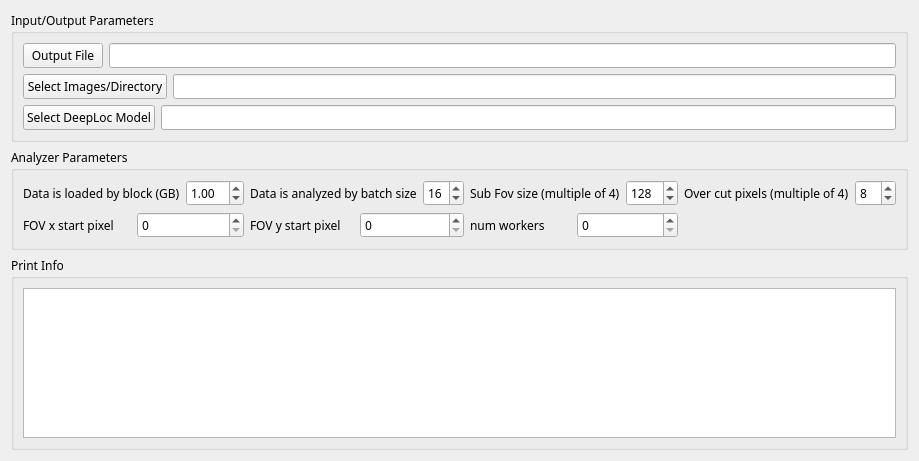
fffffsssss/AI4Loc, file ailoc/deeploc/ui_files/ui_deeploc_analyzer.ui: the form before one commit.
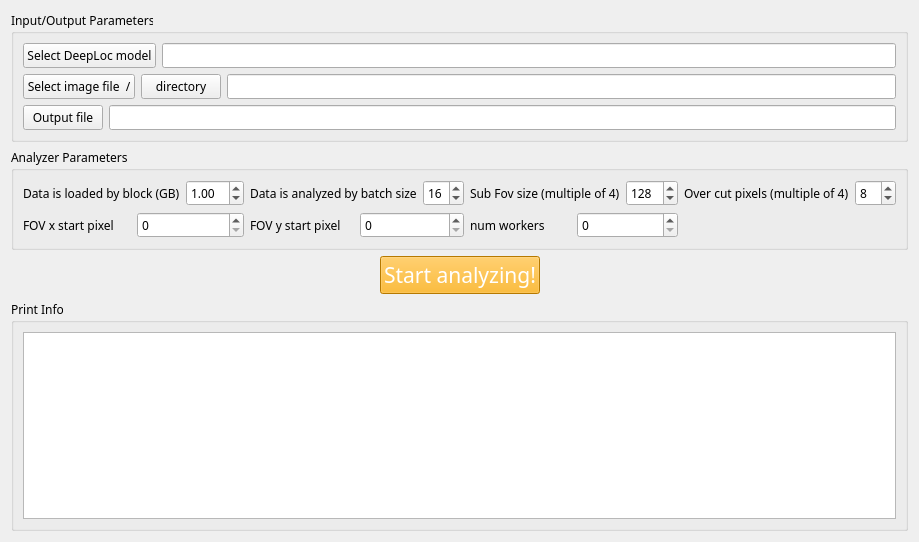
The form after the commit.

Patch:
```diff
--- a/ailoc/deeploc/ui_files/ui_deeploc_analyzer.ui
+++ b/ailoc/deeploc/ui_files/ui_deeploc_analyzer.ui
@@ -7,7 +7,7 @@
     <x>0</x>
     <y>0</y>
     <width>919</width>
-    <height>461</height>
+    <height>542</height>
    </rect>
   </property>
   <property name="windowTitle">
@@ -24,65 +24,73 @@
      <property name="title">
       <string>Input/Output Parameters</string>
      </property>
-     <layout class="QHBoxLayout" name="horizontalLayout_12">
+     <layout class="QVBoxLayout" name="verticalLayout">
       <item>
-       <layout class="QVBoxLayout" name="verticalLayout">
+       <layout class="QHBoxLayout" name="horizontalLayout_9">
         <item>
-         <layout class="QHBoxLayout" name="horizontalLayout_11">
-          <item>
-           <widget class="QPushButton" name="select_output_bt">
-            <property name="font">
-             <font>
-              <family>Arial Rounded MT Bold</family>
-             </font>
-            </property>
-            <property name="text">
-             <string>Output File</string>
-            </property>
-           </widget>
-          </item>
-          <item>
-           <widget class="QLineEdit" name="output_path_le"/>
-          </item>
-         </layout>
+         <widget class="QPushButton" name="select_model_bt">
+          <property name="font">
+           <font>
+            <family>Arial Rounded MT Bold</family>
+           </font>
+          </property>
+          <property name="text">
+           <string>Select DeepLoc model</string>
+          </property>
+         </widget>
         </item>
         <item>
-         <layout class="QHBoxLayout" name="horizontalLayout_10">
-          <item>
-           <widget class="QPushButton" name="select_image_bt">
-            <property name="font">
-             <font>
-              <family>Arial Rounded MT Bold</family>
-             </font>
-            </property>
-            <property name="text">
-             <string>Select Images/Directory</string>
-            </property>
-           </widget>
-          </item>
-          <item>
-           <widget class="QLineEdit" name="image_path_le"/>
-          </item>
-         </layout>
+         <widget class="QLineEdit" name="model_path_le"/>
         </item>
+       </layout>
+      </item>
+      <item>
+       <layout class="QHBoxLayout" name="horizontalLayout_10">
         <item>
-         <layout class="QHBoxLayout" name="horizontalLayout_9">
-          <item>
-           <widget class="QPushButton" name="select_model_bt">
-            <property name="font">
-             <font>
-              <family>Arial Rounded MT Bold</family>
-             </font>
-            </property>
-            <property name="text">
-             <string>Select DeepLoc Model</string>
-            </property>
-           </widget>
-          </item>
-          <item>
-           <widget class="QLineEdit" name="model_path_le"/>
-          </item>
-         </layout>
+         <widget class="QPushButton" name="select_image_bt">
+          <property name="font">
+           <font>
+            <family>Arial Rounded MT Bold</family>
+           </font>
+          </property>
+          <property name="text">
+           <string>Select image file  /</string>
+          </property>
+         </widget>
+        </item>
+        <item>
+         <widget class="QPushButton" name="select_directory_bt">
+          <property name="font">
+           <font>
+            <family>Arial Rounded MT Bold</family>
+           </font>
+          </property>
+          <property name="text">
+           <string>directory</string>
+          </property>
+         </widget>
+        </item>
+        <item>
+         <widget class="QLineEdit" name="image_path_le"/>
+        </item>
+       </layout>
+      </item>
+      <item>
+       <layout class="QHBoxLayout" name="horizontalLayout_11">
+        <item>
+         <widget class="QPushButton" name="select_output_bt">
+          <property name="font">
+           <font>
+            <family>Arial Rounded MT Bold</family>
+           </font>
+          </property>
+          <property name="text">
+           <string>Output file</string>
+          </property>
+         </widget>
+        </item>
+        <item>
+         <widget class="QLineEdit" name="output_path_le"/>
         </item>
        </layout>
       </item>
@@ -262,6 +270,53 @@
      </layout>
     </widget>
    </item>
+   <item>
+    <layout class="QHBoxLayout" name="horizontalLayout_5">
+     <item>
+      <spacer name="horizontalSpacer">
+       <property name="orientation">
+        <enum>Qt::Horizontal</enum>
+       </property>
+       <property name="sizeHint" stdset="0">
+        <size>
+         <width>338</width>
+         <height>20</height>
+        </size>
+       </property>
+      </spacer>
+     </item>
+     <item>
+      <widget class="QPushButton" name="start_anlz_bt">
+       <property name="font">
+        <font>
+         <family>Arial Rounded MT Bold</family>
+         <pointsize>16</pointsize>
+        </font>
+       </property>
+       <property name="styleSheet">
+        <string notr="true">color: rgb(255, 255, 255);
+background-color: rgb(255, 170, 0);</string>
+       </property>
+       <property name="text">
+        <string>Start analyzing!</string>
+       </property>
+      </widget>
+     </item>
+     <item>
+      <spacer name="horizontalSpacer_2">
+       <property name="orientation">
+        <enum>Qt::Horizontal</enum>
+       </property>
+       <property name="sizeHint" stdset="0">
+        <size>
+         <width>338</width>
+         <height>20</height>
+        </size>
+       </property>
+      </spacer>
+     </item>
+    </layout>
+   </item>
    <item>
     <widget class="QGroupBox" name="Display_gb">
      <property name="font">
```
Left out of the diff: 2 changed lines with no effect on the pictures.
